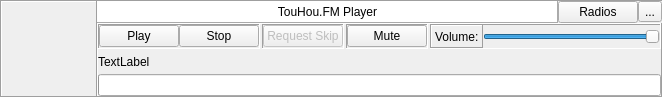
Qt form touhoufm.ui (dsonck92/touhoufm) before a commit.
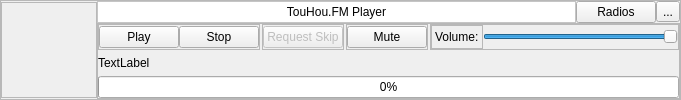
The same form after that commit. Icons and pictures are not drawn.

Commit message: - Automatic reconnect on stream fail - Radio selection button - Song progress - and other various fixes

```diff
--- a/touhoufm.ui
+++ b/touhoufm.ui
@@ -6,8 +6,8 @@
    <rect>
     <x>0</x>
     <y>0</y>
-    <width>663</width>
-    <height>98</height>
+    <width>681</width>
+    <height>100</height>
    </rect>
   </property>
   <property name="sizePolicy">
@@ -24,7 +24,7 @@
     <normaloff>:/images/icon.png</normaloff>:/images/icon.png</iconset>
   </property>
   <property name="frameShape">
-   <enum>QFrame::Panel</enum>
+   <enum>QFrame::StyledPanel</enum>
   </property>
   <property name="frameShadow">
    <enum>QFrame::Sunken</enum>
@@ -62,7 +62,7 @@
       <string notr="true">background-color: white</string>
      </property>
      <property name="frameShape">
-      <enum>QFrame::Panel</enum>
+      <enum>QFrame::StyledPanel</enum>
      </property>
      <property name="frameShadow">
       <enum>QFrame::Raised</enum>
@@ -90,7 +90,7 @@
       </size>
      </property>
      <property name="frameShape">
-      <enum>QFrame::Panel</enum>
+      <enum>QFrame::StyledPanel</enum>
      </property>
      <property name="frameShadow">
       <enum>QFrame::Raised</enum>
@@ -109,7 +109,7 @@
    <item row="1" column="1" colspan="3">
     <widget class="QFrame" name="frame">
      <property name="frameShape">
-      <enum>QFrame::Panel</enum>
+      <enum>QFrame::StyledPanel</enum>
      </property>
      <property name="frameShadow">
       <enum>QFrame::Raised</enum>
@@ -136,9 +136,9 @@
          <number>2</number>
         </property>
         <item>
-         <widget class="QFrame" name="frame">
+         <widget class="QFrame" name="framePlayback">
           <property name="frameShape">
-           <enum>QFrame::Panel</enum>
+           <enum>QFrame::StyledPanel</enum>
           </property>
           <property name="frameShadow">
            <enum>QFrame::Sunken</enum>
@@ -197,7 +197,7 @@
         <item>
          <widget class="QFrame" name="frame_2">
           <property name="frameShape">
-           <enum>QFrame::Panel</enum>
+           <enum>QFrame::StyledPanel</enum>
           </property>
           <property name="frameShadow">
            <enum>QFrame::Sunken</enum>
@@ -237,7 +237,7 @@
         <item>
          <widget class="QFrame" name="frame_3">
           <property name="frameShape">
-           <enum>QFrame::Panel</enum>
+           <enum>QFrame::StyledPanel</enum>
           </property>
           <property name="frameShadow">
            <enum>QFrame::Sunken</enum>
@@ -275,9 +275,9 @@
          </widget>
         </item>
         <item>
-         <widget class="QFrame" name="frame">
+         <widget class="QFrame" name="frameVolume">
           <property name="frameShape">
-           <enum>QFrame::Panel</enum>
+           <enum>QFrame::StyledPanel</enum>
           </property>
           <property name="frameShadow">
            <enum>QFrame::Sunken</enum>
@@ -301,7 +301,7 @@
            <item>
             <widget class="QLabel" name="labelFeedback">
              <property name="frameShape">
-              <enum>QFrame::Panel</enum>
+              <enum>QFrame::StyledPanel</enum>
              </property>
              <property name="frameShadow">
               <enum>QFrame::Raised</enum>
@@ -338,9 +338,6 @@
         <property name="value">
          <number>0</number>
         </property>
-        <property name="textVisible">
-         <bool>false</bool>
-        </property>
        </widget>
       </item>
      </layout>
```
Left out of the diff: 72 changed lines with no effect on the pictures. The commit also changes 2 other files.
